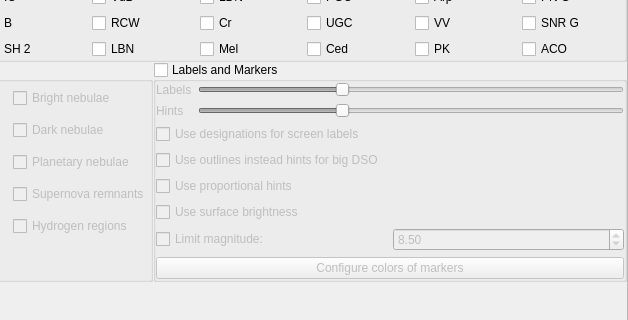
519984307/stellarium_src, file src/gui/viewDialog.ui: the form before one commit; both pictures show x 127 to 755 and y 133 to 453 of the 755 by 632 pixel window.
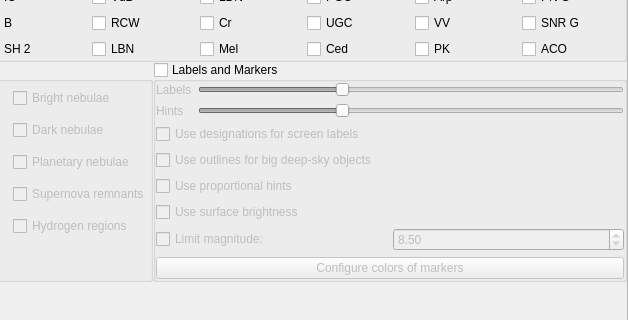
The form after the commit. The open tabs and pages were chosen to show the change. Icons and pictures are not drawn. Custom widgets are drawn as their Qt base class.

Commit message: Changed behaviour for DSO with outlines

Diff of the .ui file:
```diff
--- a/src/gui/viewDialog.ui
+++ b/src/gui/viewDialog.ui
@@ -1800,7 +1800,7 @@
                <item row="4" column="0">
                 <widget class="QCheckBox" name="checkBoxOutlines">
                  <property name="text">
-                  <string>Use outlines instead hints for big DSO</string>
+                  <string>Use outlines for big deep-sky objects</string>
                  </property>
                 </widget>
                </item>
```
The commit also changes 1 other file.
